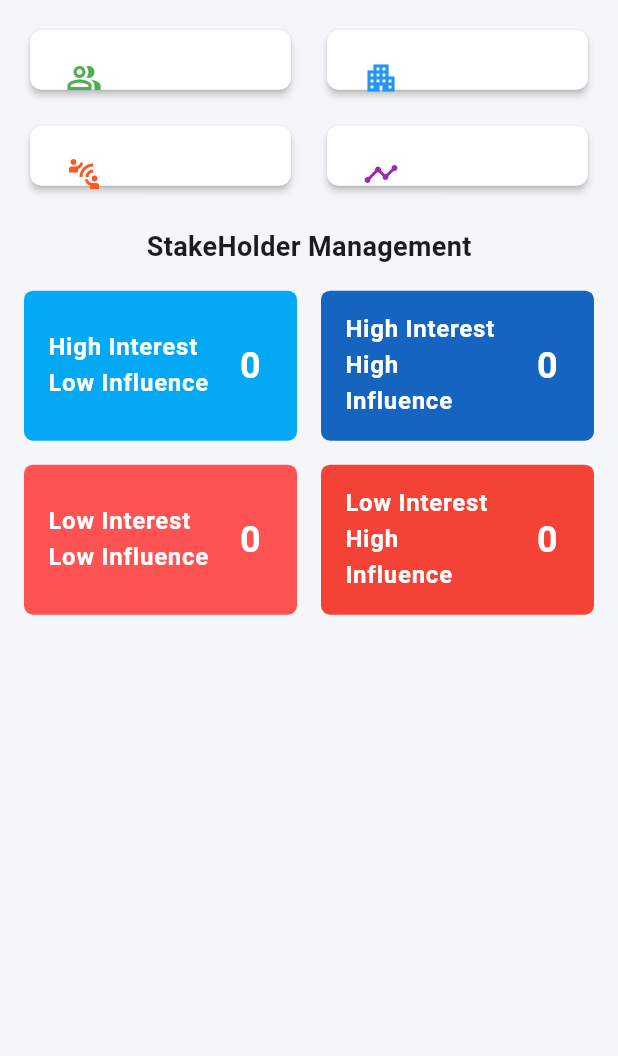
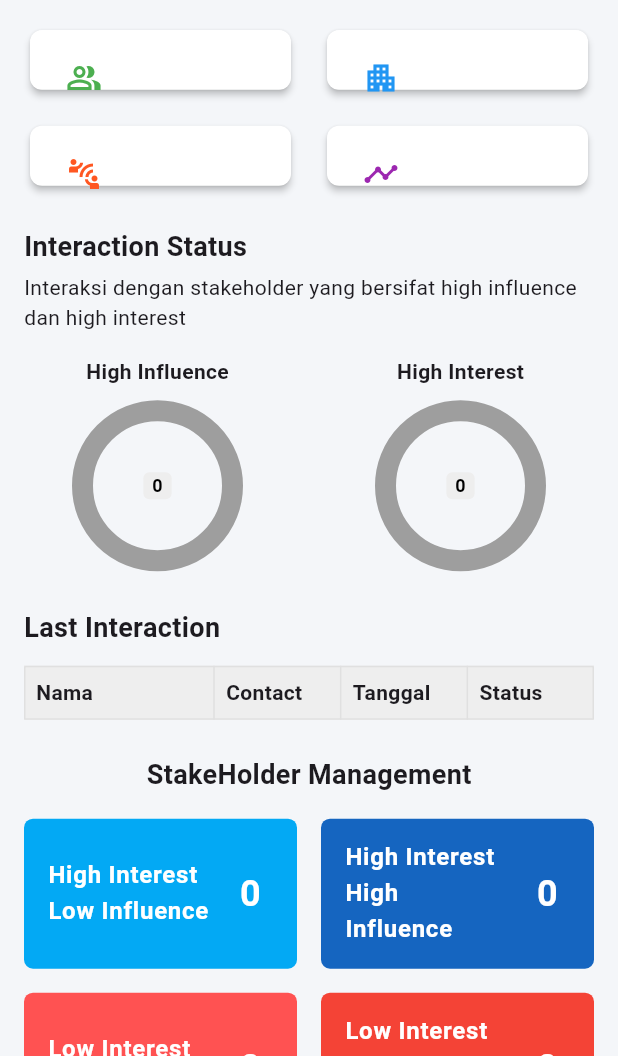
Before and after one commit to irwanphan/stamp-all, a Flutter app: the screen it shows after launch, after a tap on the "menu" icon, after a tap on "Dashboard", on a phone screen of 412 x 824 dp, the part 180-1236 px from its top. Run offline on Flutter 3.47's test engine with Material 3 defaults, Android fonts, the light colour scheme and no system bars; drawn by our look-alikes of pie_chart; our stand-ins replace file_picker, sqflite, sqflite_common_ffi; missing offline and left inert: encrypt; accounts and stored records are empty.

Commit message:
feaT: impelemt pie chart

```diff
--- a/lib/screens/dashboard_page.dart
+++ b/lib/screens/dashboard_page.dart
@@ -2,6 +2,7 @@ import 'package:flutter/material.dart';
 import 'package:sqflite_common_ffi/sqflite_ffi.dart';
 import 'package:path_provider/path_provider.dart';
 import 'package:path/path.dart';
+import 'package:pie_chart/pie_chart.dart';
 
 class DashboardPage extends StatefulWidget {
   @override
@@ -20,6 +21,10 @@ class _DashboardPageState extends State<DashboardPage> {
   int lowHigh = 0;
   int lowLow = 0;
 
+  int highInfluence = 0;
+  int highInterest = 0;
+  List<Map<String, dynamic>> lastInteraksi = [];
+
   Future<String> get _dbPath async {
     final dir = await getApplicationDocumentsDirectory();
     return join(dir.path, "stamp.db");
@@ -30,6 +35,7 @@ class _DashboardPageState extends State<DashboardPage> {
     db = await databaseFactoryFfi.openDatabase(path);
     await loadStats();
     await loadStakeholderMatrix();
+    await loadInteractionStatus();
   }
 
   Future<void> loadStats() async {
@@ -86,7 +92,6 @@ class _DashboardPageState extends State<DashboardPage> {
         GROUP BY interest, influence
       ''');
 
-      // Reset dulu
       highHigh = 0;
       highLow = 0;
       lowHigh = 0;
@@ -117,6 +122,27 @@ class _DashboardPageState extends State<DashboardPage> {
     setState(() {});
   }
 
+  Future<void> loadInteractionStatus() async {
+    try {
+      final inf = await db.rawQuery(
+          "SELECT COUNT(*) as total FROM interaksi WHERE influence = 'High'");
+      final intt = await db.rawQuery(
+          "SELECT COUNT(*) as total FROM interaksi WHERE interest = 'High'");
+      final recent = await db.rawQuery(
+          'SELECT * FROM interaksi ORDER BY tanggal_interaksi DESC LIMIT 5');
+
+      highInfluence = inf.first['total'] as int? ?? 0;
+      highInterest = intt.first['total'] as int? ?? 0;
+      lastInteraksi = recent;
+    } catch (_) {
+      highInfluence = 0;
+      highInterest = 0;
+      lastInteraksi = [];
+    }
+
+    setState(() {});
+  }
+
   @override
   void initState() {
     super.initState();
@@ -131,13 +157,8 @@ class _DashboardPageState extends State<DashboardPage> {
     super.dispose();
   }
 
-  Widget buildStatCard(
-    String title,
-    int value,
-    IconData icon,
-    Color color, {
-    String? subtitle,
-  }) {
+  Widget buildStatCard(String title, int value, IconData icon, Color color,
+      {String? subtitle}) {
     return Card(
       elevation: 2,
       shape: RoundedRectangleBorder(borderRadius: BorderRadius.circular(8)),
@@ -149,8 +170,7 @@ class _DashboardPageState extends State<DashboardPage> {
           children: [
             CircleAvatar(
                 backgroundColor: color.withOpacity(0.1),
-              child: Icon(icon, color: color),
-            ),
+                child: Icon(icon, color: color)),
             SizedBox(width: 16),
             Expanded(
               child: Column(
@@ -175,8 +195,7 @@ class _DashboardPageState extends State<DashboardPage> {
                             fontSize: 24,
                             fontWeight: FontWeight.bold,
                             color: Colors.black)),
-                ],
-              ),
+                  ]),
             ),
           ],
         ),
@@ -184,24 +203,152 @@ class _DashboardPageState extends State<DashboardPage> {
     );
   }
 
+  Widget buildInteractionStatusSection() {
+    return Column(
+      crossAxisAlignment: CrossAxisAlignment.start,
+      children: [
+        Text("Interaction Status",
+            style: TextStyle(fontSize: 18, fontWeight: FontWeight.bold)),
+        SizedBox(height: 4),
+        Text(
+            "Interaksi dengan stakeholder yang bersifat high influence dan high interest"),
+        SizedBox(height: 16),
+        Row(
+          children: [
+            Expanded(
+              child: Column(
+                children: [
+                  Text("High Influence",
+                      style: TextStyle(fontWeight: FontWeight.bold)),
+                  SizedBox(height: 8),
+                  PieChart(
+                    dataMap: {
+                      "High": highInfluence.toDouble(),
+                      "Other": (totalInteraksi - highInfluence).toDouble(),
+                    },
+                    chartRadius: 100,
+                    chartType: ChartType.ring,
+                    ringStrokeWidth: 14,
+                    colorList: [Colors.teal, Colors.grey.shade300],
+                    chartValuesOptions:
+                        ChartValuesOptions(showChartValues: false),
+                    legendOptions: LegendOptions(showLegends: false),
+                    centerText: "$highInfluence",
+                  ),
+                ],
+              ),
+            ),
+            SizedBox(width: 24),
+            Expanded(
+              child: Column(
+                children: [
+                  Text("High Interest",
+                      style: TextStyle(fontWeight: FontWeight.bold)),
+                  SizedBox(height: 8),
+                  PieChart(
+                    dataMap: {
+                      "High": highInterest.toDouble(),
+                      "Other": (totalInteraksi - highInterest).toDouble(),
+                    },
+                    chartRadius: 100,
+                    chartType: ChartType.ring,
+                    ringStrokeWidth: 14,
+                    colorList: [Colors.orange, Colors.grey.shade300],
+                    chartValuesOptions:
+                        ChartValuesOptions(showChartValues: false),
+                    legendOptions: LegendOptions(showLegends: false),
+                    centerText: "$highInterest",
+                  ),
+                ],
+              ),
+            ),
+          ],
+        ),
+      ],
+    );
+  }
+
+  Widget buildLastInteractionTable() {
+    Widget colored(String status) {
+      Color color;
+      switch (status) {
+        case 'Completed':
+          color = Colors.green;
+          break;
+        case 'Delayed':
+          color = Colors.orange;
+          break;
+        case 'At risk':
+          color = Colors.red;
+          break;
+        default:
+          color = Colors.black87;
+      }
+      return Text(status,
+          style: TextStyle(color: color, fontWeight: FontWeight.bold));
+    }
+
+    return Column(
+      crossAxisAlignment: CrossAxisAlignment.start,
+      children: [
+        Text("Last Interaction",
+            style: TextStyle(fontSize: 18, fontWeight: FontWeight.bold)),
+        SizedBox(height: 12),
+        Table(
+          border: TableBorder.all(color: Colors.grey.shade300),
+          columnWidths: {
+            0: FlexColumnWidth(3),
+            1: FlexColumnWidth(2),
+            2: FlexColumnWidth(2),
+            3: FlexColumnWidth(2)
+          },
+          children: [
+            TableRow(
+              decoration: BoxDecoration(color: Colors.grey.shade200),
+              children: ["Nama", "Contact", "Tanggal", "Status"]
+                  .map((t) => Padding(
+                      padding: EdgeInsets.all(8),
+                      child: Text(t,
+                          style: TextStyle(fontWeight: FontWeight.bold))))
+                  .toList(),
+            ),
+            ...lastInteraksi.map((e) => TableRow(
+                  children: [
+                    Padding(
+                        padding: EdgeInsets.all(8),
+                        child: Text(e['nama'] ?? '-')),
+                    Padding(
+                        padding: EdgeInsets.all(8),
+                        child: Text(e['contact_person'] ?? '-')),
+                    Padding(
+                        padding: EdgeInsets.all(8),
+                        child: Text(e['tanggal_interaksi'] ?? '-')),
+                    Padding(
+                        padding: EdgeInsets.all(8),
+                        child: colored(e['status'] ?? '-')),
+                  ],
+                )),
+          ],
+        ),
+      ],
+    );
+  }
+
   Widget buildMatrixBox(String label, int count, Color color) {
     return Container(
       height: 100,
-      decoration: BoxDecoration(
-        color: color,
-        borderRadius: BorderRadius.circular(6),
-      ),
+      decoration:
+          BoxDecoration(color: color, borderRadius: BorderRadius.circular(6)),
       child: Center(
         child: ListTile(
-          title: Text(
-            label,
-            style: TextStyle(color: Colors.white, fontWeight: FontWeight.bold),
-          ),
-          trailing: Text(
-            count.toString(),
+          title: Text(label,
+              style:
+                  TextStyle(color: Colors.white, fontWeight: FontWeight.bold)),
+          trailing: Text('$count',
               style: TextStyle(
-                fontSize: 24, fontWeight: FontWeight.bold, color: Colors.white),
-          ),
+                  fontSize: 24,
+                  fontWeight: FontWeight.bold,
+                  color: Colors.white)),
         ),
       ),
     );
@@ -218,13 +365,11 @@ class _DashboardPageState extends State<DashboardPage> {
           children: [
             Expanded(
                 child: buildMatrixBox(
-                  "High Interest\nLow Influence", highLow, Colors.lightBlue),
-            ),
+                    "High Interest\nLow Influence", highLow, Colors.lightBlue)),
             SizedBox(width: 16),
             Expanded(
                 child: buildMatrixBox("High Interest\nHigh Influence", highHigh,
-                  Colors.blue.shade800),
-            ),
+                    Colors.blue.shade800)),
           ],
         ),
         SizedBox(height: 16),
@@ -232,13 +377,11 @@ class _DashboardPageState extends State<DashboardPage> {
           children: [
             Expanded(
                 child: buildMatrixBox(
-                  "Low Interest\nLow Influence", lowLow, Colors.redAccent),
-            ),
+                    "Low Interest\nLow Influence", lowLow, Colors.redAccent)),
             SizedBox(width: 16),
             Expanded(
                 child: buildMatrixBox(
-                  "Low Interest\nHigh Influence", lowHigh, Colors.red),
-            ),
+                    "Low Interest\nHigh Influence", lowHigh, Colors.red)),
           ],
         ),
       ],
@@ -267,37 +410,25 @@ class _DashboardPageState extends State<DashboardPage> {
               crossAxisSpacing: 16,
               physics: NeverScrollableScrollPhysics(),
               children: [
-                buildStatCard(
-                  "Total StakeHolders",
-                  totalIndividu,
-                  Icons.people_alt_outlined,
-                  Colors.green,
-                  subtitle: "Jumlah Individu yang berinteraksi",
-                ),
-                buildStatCard(
-                  "Total Instansi",
-                  totalInstansi,
-                  Icons.apartment,
+                buildStatCard("Total StakeHolders", totalIndividu,
+                    Icons.people_alt_outlined, Colors.green,
+                    subtitle: "Jumlah Individu yang berinteraksi"),
+                buildStatCard("Total Instansi", totalInstansi, Icons.apartment,
                     Colors.blue,
-                  subtitle: "Jumlah instansi yang aktif dan non-aktif",
-                ),
-                buildStatCard(
-                  "Total Interactions",
-                  totalInteraksi,
-                  Icons.connect_without_contact,
-                  Colors.deepOrange,
-                  subtitle: "Jumlah interaksi dengan stakeholder",
-                ),
-                buildStatCard(
-                  "Stakeholder aktif",
-                  stakeholderAktif,
-                  Icons.timeline_outlined,
-                  Colors.purple,
+                    subtitle: "Jumlah instansi yang aktif dan non-aktif"),
+                buildStatCard("Total Interactions", totalInteraksi,
+                    Icons.connect_without_contact, Colors.deepOrange,
+                    subtitle: "Jumlah interaksi dengan stakeholder"),
+                buildStatCard("Stakeholder aktif", stakeholderAktif,
+                    Icons.timeline_outlined, Colors.purple,
                     subtitle:
-                      "Interaksi terjadi dalam kurun waktu 30 hari terakhir",
-                ),
+                        "Interaksi terjadi dalam kurun waktu 30 hari terakhir"),
               ],
             ),
+            SizedBox(height: 24),
+            buildInteractionStatusSection(),
+            SizedBox(height: 24),
+            buildLastInteractionTable(),
             SizedBox(height: 24),
             buildStakeholderMatrixCard(),
           ],
--- a/lib/screens/instansi_form.dart
+++ b/lib/screens/instansi_form.dart
@@ -88,8 +88,8 @@ class _InstansiFormPageState extends State<InstansiFormPage> {
   @override
   void initState() {
     super.initState();
-    sqfliteFfiInit(); // Penting untuk FFI
-    databaseFactory = databaseFactoryFfi; // Pastikan factory diset
+    sqfliteFfiInit();
+    databaseFactory = databaseFactoryFfi;
     initDB();
   }
 
--- a/lib/screens/instansi_index.dart
+++ b/lib/screens/instansi_index.dart
@@ -55,7 +55,7 @@ class _InstansiIndexPageState extends State<InstansiIndexPage> {
   @override
   void initState() {
     super.initState();
-    sqfliteFfiInit(); // Penting!
+    sqfliteFfiInit();
     databaseFactory = databaseFactoryFfi;
     initDB();
   }
--- a/lib/screens/instansi_page.dart
+++ b/lib/screens/instansi_page.dart
@@ -1,4 +1,3 @@
-// instansi_page.dart
 import 'package:flutter/material.dart';
 import 'package:path_provider/path_provider.dart';
 import 'package:sqflite/sqflite.dart';
--- a/pubspec.yaml
+++ b/pubspec.yaml
@@ -14,6 +14,7 @@ dependencies:
   file_picker: ^6.1.1
   image_picker: ^1.0.4
   sqflite_common_ffi: ^2.3.6
+  pie_chart: ^5.1.0
 
 dev_dependencies:
   flutter_launcher_icons: ^0.13.1
```
Also changed, not shown: pubspec.lock, 1 other file. Lines whose indentation alone changed are shown as unchanged.
